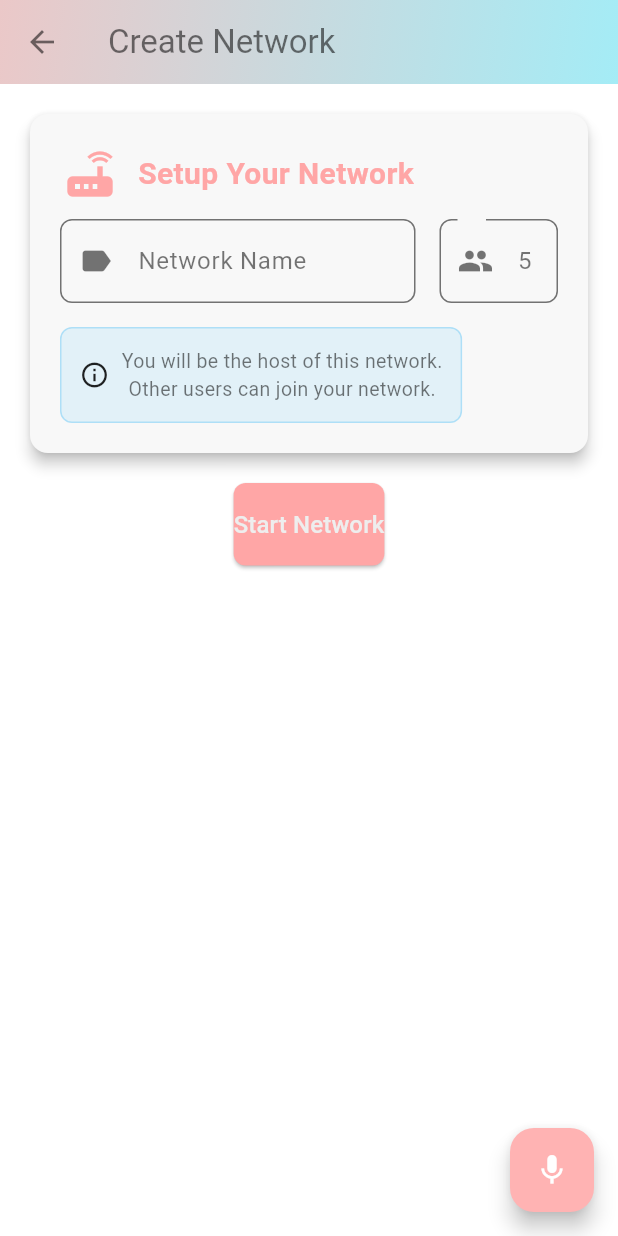
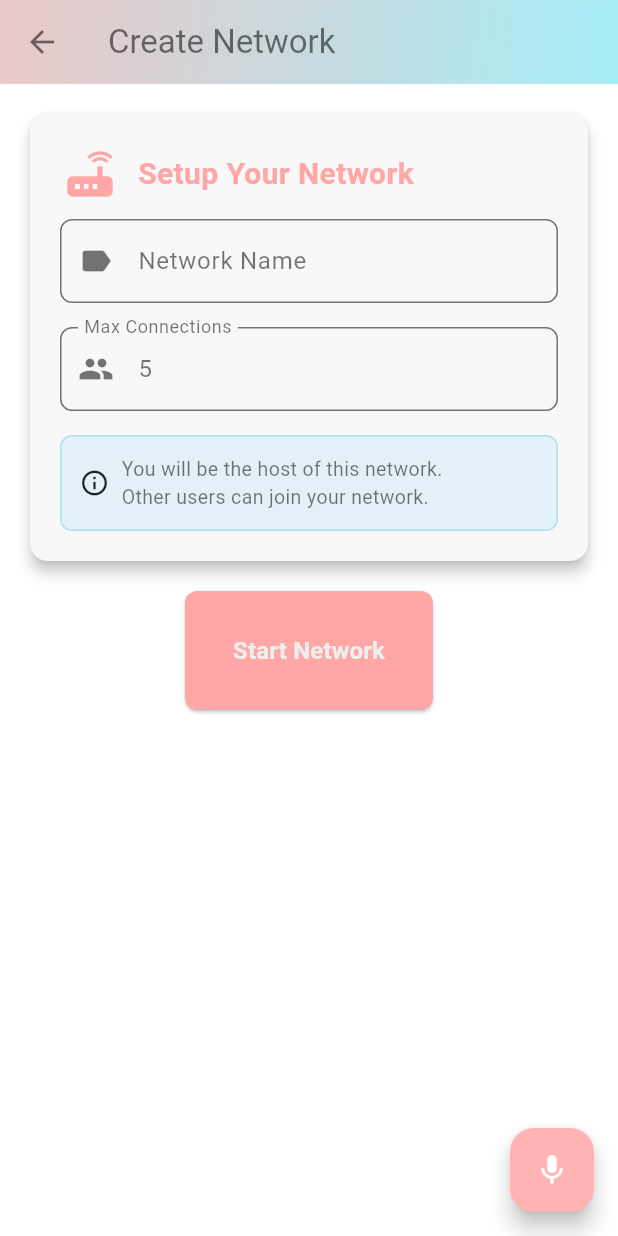
Before and after one commit to Hagerh/-BEACON-app-, a Flutter app: the CreateNetworkScreen screen opened by its route, on a phone screen of 412 x 824 dp. Run offline on Flutter 3.47's test engine with Material 3 defaults, Android fonts, the phone set to English and light mode, and no system bars; our stand-ins replace flutter_bloc, flutter_secure_storage, sqflite_sqlcipher; missing offline and left inert: flutter_p2p_connection; accounts and stored records are empty.

Commit message:
- renamed public_chat_screen to network_dashboard_screen - added Stop Network functionality for host in settings screen. - fixed leave button for host and client - edited Create Network UI

```diff
--- a/lib/main.dart
+++ b/lib/main.dart
@@ -9,7 +9,7 @@ import 'package:projectdemo/business/cubit/network_dashboard_cubit.dart';
 import 'package:projectdemo/presentation/routes/app_routes.dart';
 import 'package:projectdemo/presentation/screens/landing_screen.dart';
 import 'package:projectdemo/presentation/screens/profile_screen.dart';
-import 'package:projectdemo/presentation/screens/public_chat_screen.dart';
+import 'package:projectdemo/presentation/screens/network_dashboard_screen.dart';
 import 'package:projectdemo/presentation/screens/private_chat_screen.dart';
 import 'package:projectdemo/presentation/screens/create_network_screen.dart';
 import 'package:projectdemo/presentation/screens/network_settings_screen.dart';
--- a/lib/presentation/screens/create_network_screen.dart
+++ b/lib/presentation/screens/create_network_screen.dart
@@ -150,12 +150,9 @@ class _NetworkSetupFormState extends State<_NetworkSetupForm> {
                   ],
                 ),
                 const SizedBox(height: 10),
-                Row(
+                Column(
                   children: [
-                    const SizedBox(height: 20),
-                    Expanded(
-                      flex: 3,
-                      child: TextField(
+                    TextField(
                       controller: _networkNameController,
                       decoration: InputDecoration(
                         labelText: 'Network Name',
@@ -168,11 +165,8 @@ class _NetworkSetupFormState extends State<_NetworkSetupForm> {
                         fillColor: AppColors.secondaryBackground,
                       ),
                     ),
-                    ),
-                    const SizedBox(width: 16),
-                    Expanded(
-                      flex: 1,
-                      child: TextField(
+                    const SizedBox(height: 16),
+                    TextField(
                       controller: _networkMaxConnectionsController,
                       keyboardType: TextInputType.number,
                       decoration: InputDecoration(
@@ -185,14 +179,9 @@ class _NetworkSetupFormState extends State<_NetworkSetupForm> {
                         fillColor: AppColors.secondaryBackground,
                       ),
                     ),
-                    ),
                   ],
                 ),
                 const SizedBox(height: 16),
-                Row(
-                  mainAxisSize: MainAxisSize.min,
-                  mainAxisAlignment: MainAxisAlignment.center,
-                  children: [
                 Container(
                   padding: const EdgeInsets.all(12),
                   decoration: BoxDecoration(
@@ -209,6 +198,7 @@ class _NetworkSetupFormState extends State<_NetworkSetupForm> {
                       ),
                       const SizedBox(width: 8),
                       Column(
+                        crossAxisAlignment: CrossAxisAlignment.start,
                         children: [
                           Text(
                             'You will be the host of this network.',
@@ -231,8 +221,6 @@ class _NetworkSetupFormState extends State<_NetworkSetupForm> {
                 ),
               ],
             ),
-              ],
-            ),
           ),
         ),
         const SizedBox(height: 16),
@@ -240,7 +228,7 @@ class _NetworkSetupFormState extends State<_NetworkSetupForm> {
           onPressed: widget.isStarting ? null : _handleStart,
           style: ElevatedButton.styleFrom(
             backgroundColor: AppColors.alertRed,
-            padding: const EdgeInsets.symmetric(vertical: 16),
+            padding: const EdgeInsets.symmetric(vertical: 20, horizontal: 32),
             shape: RoundedRectangleBorder(
               borderRadius: BorderRadius.circular(8),
             ),
@@ -258,7 +246,9 @@ class _NetworkSetupFormState extends State<_NetworkSetupForm> {
                       ),
                     ),
                     const SizedBox(width: 12),
-                    Text(
+                    Padding(
+                      padding: const EdgeInsets.symmetric(vertical: 8.0),
+                      child: Text(
                         'Starting Network...',
                         style: TextStyle(
                           fontSize: 16,
@@ -266,11 +256,19 @@ class _NetworkSetupFormState extends State<_NetworkSetupForm> {
                           color: AppColors.textPrimary,
                         ),
                       ),
+                    ),
                   ],
                 )
-              : Text(
+              : Padding(
+                  padding: const EdgeInsets.symmetric(vertical: 8.0),
+                  child: Text(
                     'Start Network',
-                  style: TextStyle(fontSize: 16, color: AppColors.borderLight),
+                    style: TextStyle(
+                      fontSize: 16,
+                      fontWeight: FontWeight.bold,
+                      color: AppColors.borderLight,
+                    ),
+                  ),
                 ),
         ),
       ],
```
Also changed, not shown: lib/business/cubit/network_dashboard_cubit.dart (+55 -26 lines), lib/presentation/screens/network_dashboard_screen.dart (renamed from lib/presentation/screens/public_chat_screen.dart, +45 -15 lines), lib/presentation/screens/network_settings_screen.dart (+21 -21 lines). Lines whose indentation alone changed are shown as unchanged.
